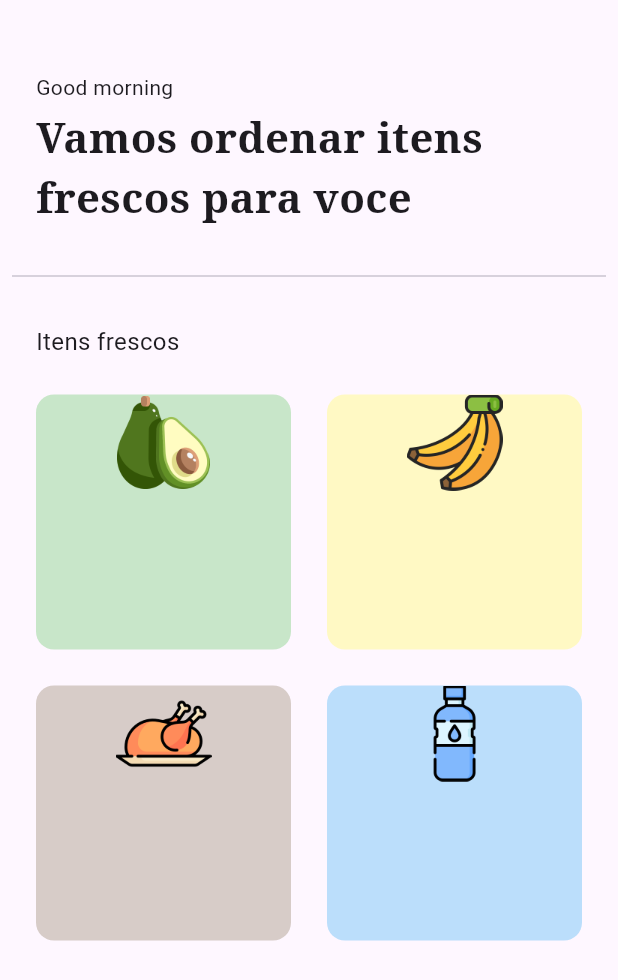
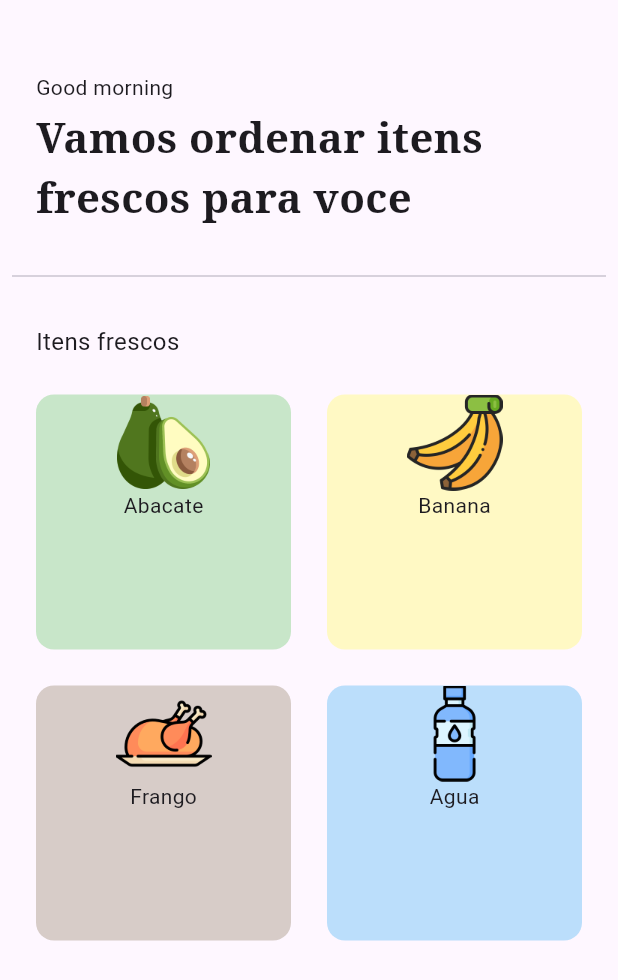
Before and after one commit to leonardoXimenes/flutter_app_mercado, a Flutter app: the HomePage screen opened directly, on a phone screen of 412 x 824 dp. Shown: the top 980 px of the screen. Run offline on Flutter 3.47's test engine with Material 3 defaults, Android fonts, the light colour scheme and no system bars; our stand-ins replace google_fonts.

Commit message:
commit 11

```diff
--- a/lib/components/grocery_item_tile.dart
+++ b/lib/components/grocery_item_tile.dart
@@ -27,12 +27,14 @@ class GroceryItemTile extends StatelessWidget {
           // image
           Image.asset(
             imagePath,
-            height: 64,),
+            height: 64,
+            ),
 
           //item name
-          //----------------------- tempo do video 12:27----------------------------------------
+          Text(itemName),
 
           // price + button
+
         ],),
       ),
     );
--- a/lib/model/cart_model.dart
+++ b/lib/model/cart_model.dart
@@ -10,5 +10,5 @@ class CartModel extends ChangeNotifier{
     ["Agua", "1.00", "images/agua.png", Colors.blue],
   ];
 
-  get shopItems => _shopItems;
+  List<dynamic> get shopItems => _shopItems;
 }
--- a/lib/pages/home_page.dart
+++ b/lib/pages/home_page.dart
@@ -40,7 +40,7 @@ class HomePage extends StatelessWidget {
 
             //divider
              const Padding(
-              padding: const EdgeInsets.symmetric(horizontal:  8.0),
+              padding: EdgeInsets.symmetric(horizontal:  8.0),
               child: Divider(),
               ),
 
```
